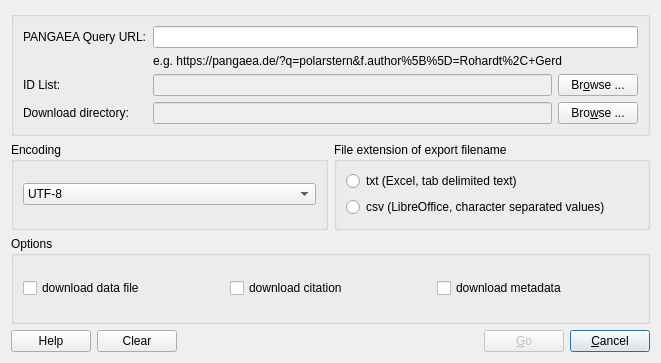
Old version of the form trunk/Forms/PanGetDialog/pangetdialog.ui in the repository rsieger/PanTool.
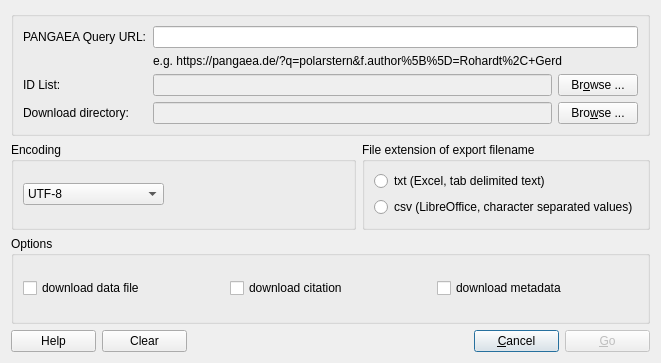
New version of the form.

Diff of the .ui file:
```diff
--- a/trunk/Forms/PanGetDialog/pangetdialog.ui
+++ b/trunk/Forms/PanGetDialog/pangetdialog.ui
@@ -169,6 +169,19 @@
         </item>
        </widget>
       </item>
+      <item row="0" column="1">
+       <spacer name="horizontalSpacer_2">
+        <property name="orientation">
+         <enum>Qt::Horizontal</enum>
+        </property>
+        <property name="sizeHint" stdset="0">
+         <size>
+          <width>40</width>
+          <height>20</height>
+         </size>
+        </property>
+       </spacer>
+      </item>
      </layout>
     </widget>
    </item>
@@ -229,6 +242,12 @@
     <layout class="QHBoxLayout" name="horizontalLayout">
      <item>
       <widget class="QPushButton" name="Help_pushButton">
+       <property name="minimumSize">
+        <size>
+         <width>85</width>
+         <height>0</height>
+        </size>
+       </property>
        <property name="text">
         <string>Help</string>
        </property>
@@ -236,6 +255,12 @@
      </item>
      <item>
       <widget class="QPushButton" name="Clear_pushButton">
+       <property name="minimumSize">
+        <size>
+         <width>85</width>
+         <height>0</height>
+        </size>
+       </property>
        <property name="text">
         <string>Clear</string>
        </property>
@@ -254,21 +279,14 @@
        </property>
       </spacer>
      </item>
-     <item>
-      <widget class="QPushButton" name="GetDatasets_pushButton">
-       <property name="enabled">
-        <bool>false</bool>
-       </property>
-       <property name="text">
-        <string>&amp;Go</string>
-       </property>
-       <property name="default">
-        <bool>false</bool>
-       </property>
-      </widget>
-     </item>
      <item>
       <widget class="QPushButton" name="Cancel_pushButton">
+       <property name="minimumSize">
+        <size>
+         <width>85</width>
+         <height>0</height>
+        </size>
+       </property>
        <property name="text">
         <string>&amp;Cancel</string>
        </property>
@@ -277,6 +295,25 @@
        </property>
       </widget>
      </item>
+     <item>
+      <widget class="QPushButton" name="GetDatasets_pushButton">
+       <property name="enabled">
+        <bool>false</bool>
+       </property>
+       <property name="minimumSize">
+        <size>
+         <width>85</width>
+         <height>0</height>
+        </size>
+       </property>
+       <property name="text">
+        <string>&amp;Go</string>
+       </property>
+       <property name="default">
+        <bool>false</bool>
+       </property>
+      </widget>
+     </item>
     </layout>
    </item>
   </layout>
```
Left out of the diff: 2 changed lines with no effect on the pictures.
